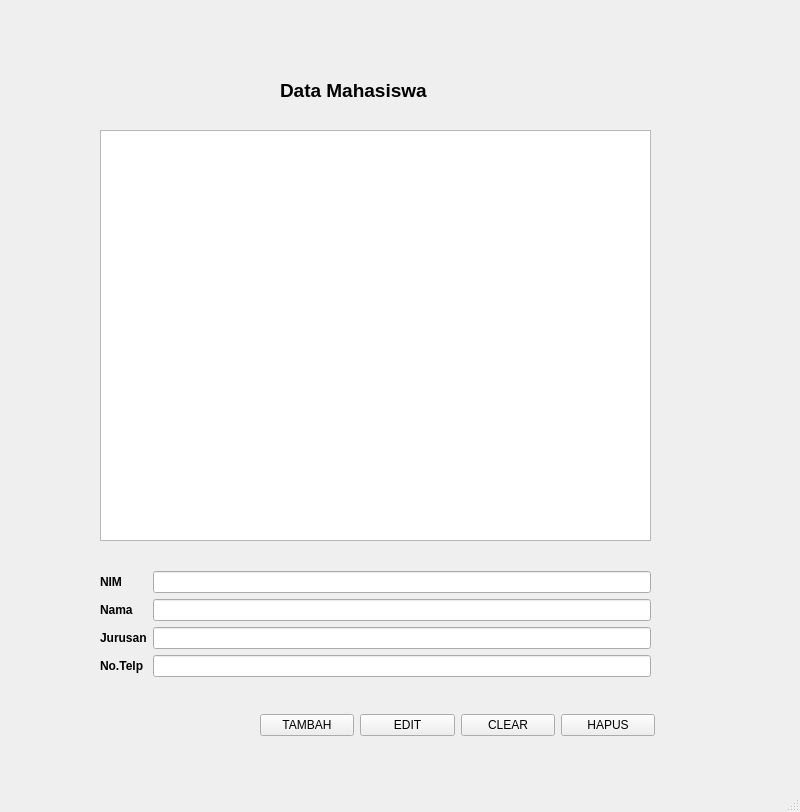
fajarahadi/Pemrograman-GUI, file Teori/Kisi-Kisi GUI/Kisi2 GUI.ui: the form before one commit.
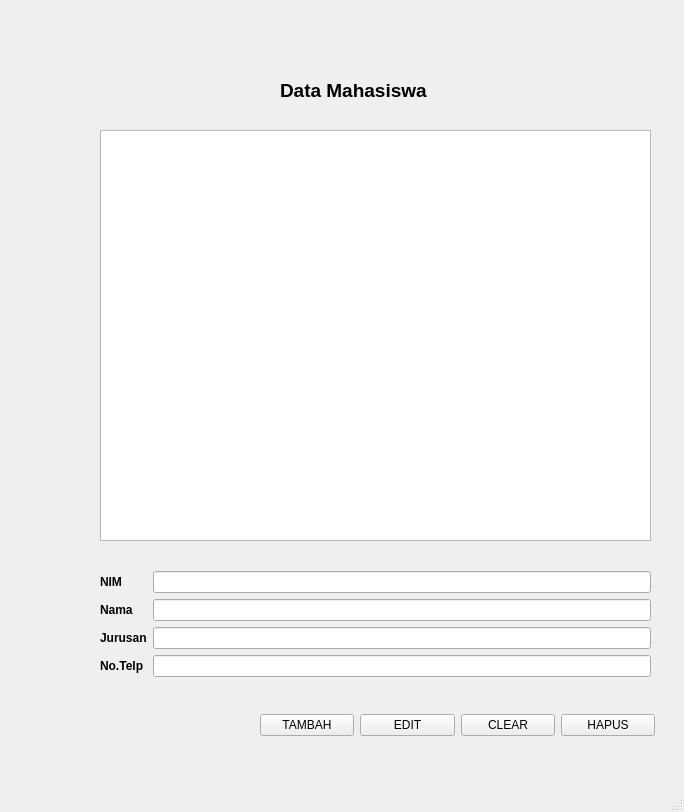
The form after the commit.

Commit message: Kisi-kisi UTS GUI

What changed in the file:
```diff
--- a/Teori/Kisi-Kisi GUI/Kisi2 GUI.ui
+++ b/Teori/Kisi-Kisi GUI/Kisi2 GUI.ui
@@ -6,7 +6,7 @@
    <rect>
     <x>0</x>
     <y>0</y>
-    <width>800</width>
+    <width>684</width>
     <height>812</height>
    </rect>
   </property>
```
Left out of the diff: 22 changed lines with no effect on the pictures.
